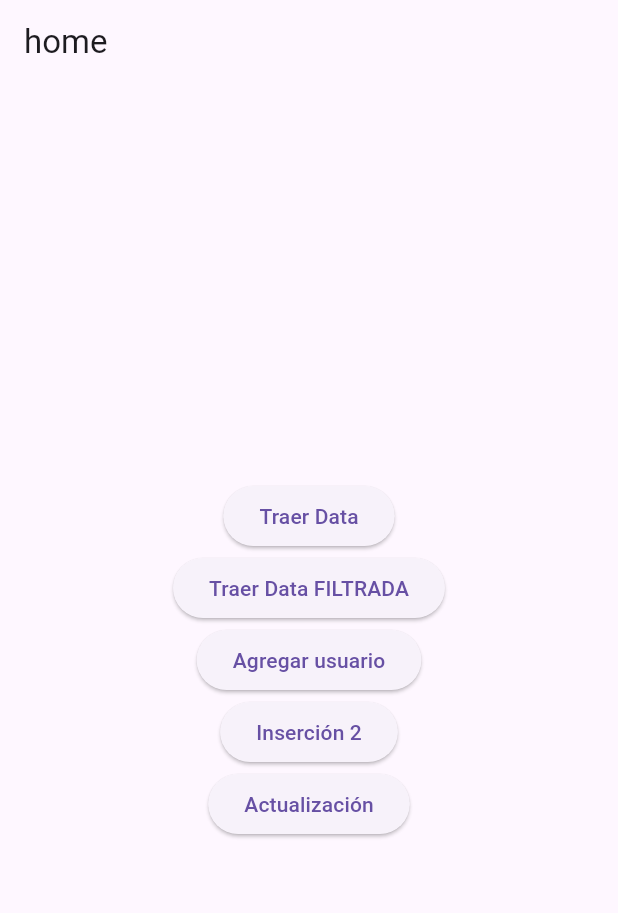
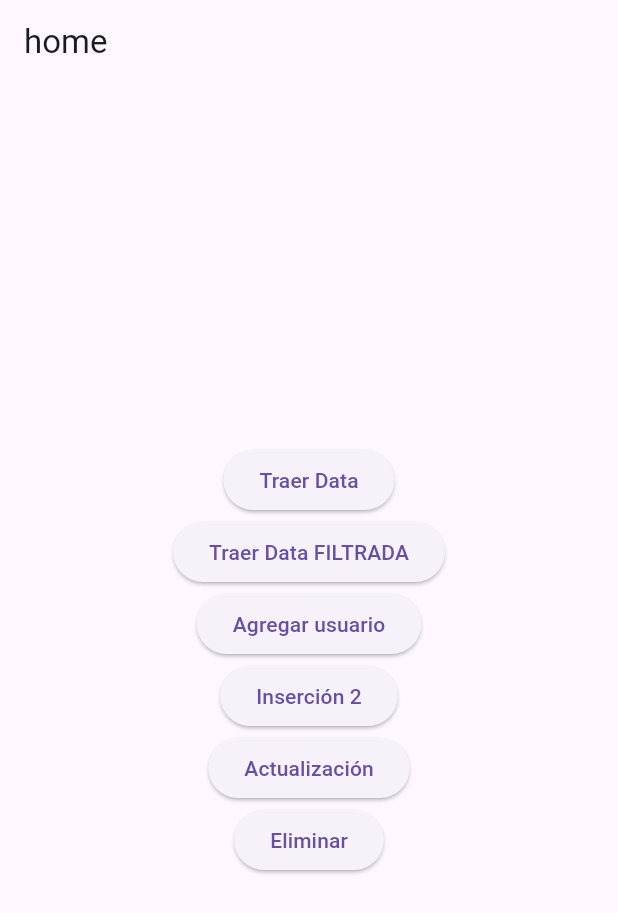
Before and after one commit to fr4nsgallegos/firebaseg8, a Flutter app: the screen it shows after launch, after a tap on "Traer Data FILTRADA", on a phone screen of 412 x 824 dp. Shown: the top 913 px of the screen. Run offline on Flutter 3.47's test engine with Material 3 defaults, Android fonts, the phone set to English and light mode, and no system bars; our stand-ins replace cloud_firestore, firebase_core; accounts and stored records are empty.

Commit message:
mltidex enabled

```diff
--- a/lib/pages/home_page.dart
+++ b/lib/pages/home_page.dart
@@ -32,7 +32,7 @@ class HomePage extends StatelessWidget {
               onPressed: () {
                 usersReference
                     .where("nombre", isEqualTo: "Pedro")
-                    // .where("estatura", isGreaterThan: 175)
+                    .where("estatura", isGreaterThan: 175)
                     .get()
                     .then(
                   (value) {
@@ -82,7 +82,13 @@ class HomePage extends StatelessWidget {
                 );
               },
               child: Text("Actualización"),
-            )
+            ),
+            ElevatedButton(
+              onPressed: () {
+                usersReference.doc("idNoExiste").delete();
+              },
+              child: Text("Eliminar"),
+            ),
           ],
         ),
       ),
```
Also changed, not shown: 1 other file.
